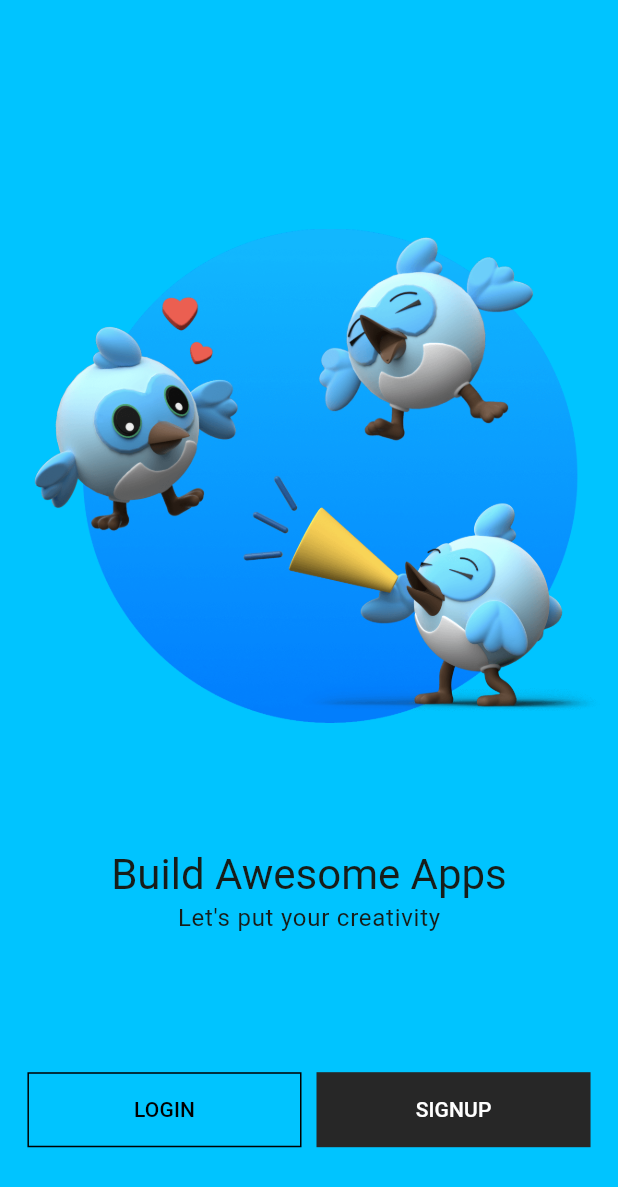
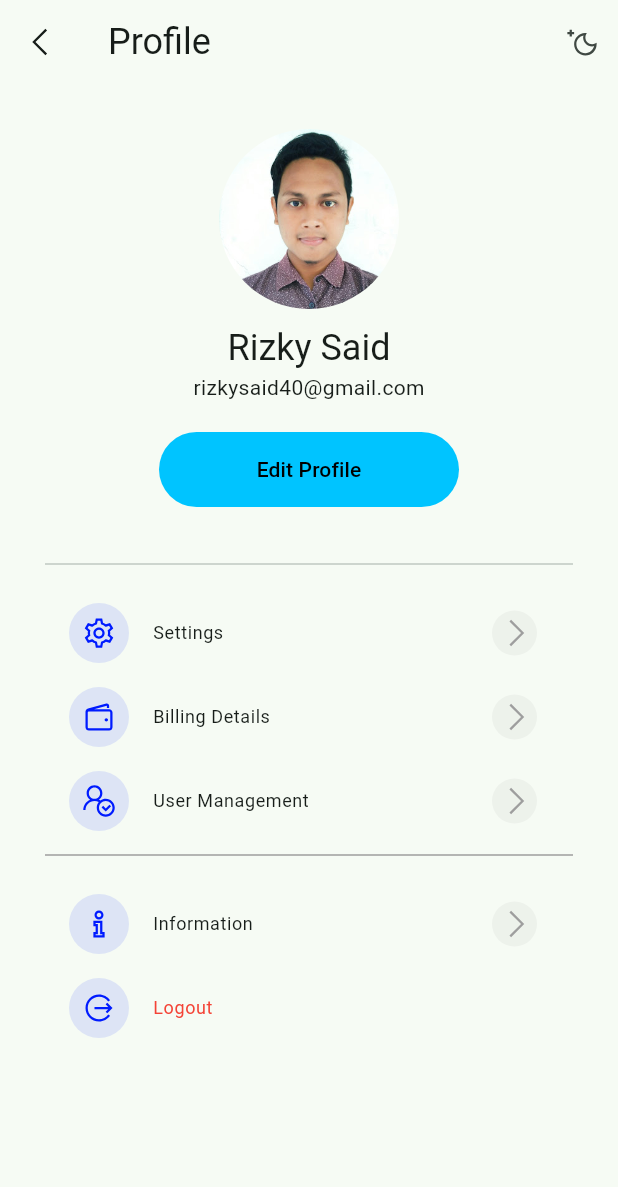
Before and after one commit to rizkysaid/login_app, a Flutter app: the screen it shows after launch, on a phone screen of 412 x 824 dp. Shown: the top 1187 px of the screen. Run offline on Flutter 3.47's test engine with Material 2 defaults, Android fonts, the phone set to English and light mode, and no system bars; our stand-ins replace firebase_auth, firebase_core, flutter_otp_text_field, get, google_fonts, line_awesome_flutter and 2 more; accounts and stored records are empty.

Commit message:
profile screen 50%

```diff
--- a/lib/src/common_widgets/fade_in_animation/fade_in_animation_controller.dart
+++ b/lib/src/common_widgets/fade_in_animation/fade_in_animation_controller.dart
@@ -1,5 +1,6 @@
 import 'package:get/get.dart';
 import 'package:login_app/src/features/authentication/screens/welcome/welcome_screen.dart';
+import 'package:login_app/src/features/core/screens/profile/profile_screen.dart';
 
 class FadeInAnimationController extends GetxController{
 
@@ -13,8 +14,9 @@ class FadeInAnimationController extends GetxController{
     await Future.delayed(const Duration(milliseconds: 3000));
     animate.value = false;
     await Future.delayed(const Duration(milliseconds: 2000));
-    Get.offAll(() => const WelcomeScreen());
+    // Get.offAll(() => const WelcomeScreen());
     // Get.offAll(() => const Dashboard());
+    Get.offAll(() => const ProfileScreen());
   }
 
   Future startAnimation() async{
--- a/lib/src/constants/image_strings.dart
+++ b/lib/src/constants/image_strings.dart
@@ -28,3 +28,6 @@ const String bannerImage3 = "assets/images/dashboard/flutter_banner_3.png";
 const String topCourseImage1 = "assets/images/dashboard/flutter_top_course_1.png";
 const String topCourseImage2 = "assets/images/dashboard/flutter_top_course_2.png";
 const String topCourseImage3 = "assets/images/dashboard/flutter_top_course_3.png";
+
+// Profile Images
+const String profileImage = "assets/images/profile/profile_pic.jpg";
--- a/lib/src/constants/text_strings.dart
+++ b/lib/src/constants/text_strings.dart
@@ -61,7 +61,6 @@ const String otpTitle = "CO\nDE";
 const String otpSubtitle = "Verification";
 const String otpMessage = "Enter the verification code sent at ";
 
-
 // Dashboard Screen - Text
 const String dashboardTitle = "Hey, Welcome";
 const String dashboardHeading = "Explore Course";
@@ -71,3 +70,21 @@ const String dashboardBannerTitle2 = "Flutter";
 const String dashboardBannerSubTitle = "9 Lessons";
 const String dashboardButton = "View All";
 const String dashboardTopCourses = "Top Courses";
+
+// Profile Screen - Text
+const String profile = "Profile";
+const String editProfile = "Edit Profile";
+const String logoutDialogHeading = "Logout";
+const String profileHeading = "Rizky Said";
+const String profileSubHeading = "rizkysaid40@gmail.com";
+// -- Menu
+const String menu1 = "Settings";
+const String menu2 = "Information";
+const String menu3 = "Billing Details";
+const String menu4 = "User Management";
+const String menu5 = logoutDialogHeading;
+
+// Update Profile Screen - Text
+const String delete = "Delete";
+const String joined = "Joined";
+const String joinedAt = "09 July 2023";
--- /dev/null
+++ b/lib/src/features/core/screens/profile/profile_screen.dart
@@ -0,0 +1,86 @@
+import 'package:flutter/material.dart';
+import 'package:line_awesome_flutter/line_awesome_flutter.dart';
+import 'package:login_app/src/constants/colors.dart';
+import 'package:login_app/src/constants/image_strings.dart';
+import 'package:login_app/src/constants/sizes.dart';
+import 'package:login_app/src/constants/text_strings.dart';
+import 'package:login_app/src/features/core/screens/profile/widget/profile_menu.dart';
+
+class ProfileScreen extends StatelessWidget {
+  const ProfileScreen({super.key});
+
+  @override
+  Widget build(BuildContext context) {
+    var isDark = MediaQuery.of(context).platformBrightness == Brightness.dark;
+    return Scaffold(
+      appBar: AppBar(
+        leading: IconButton(
+            onPressed: () {}, icon: const Icon(LineAwesomeIcons.angle_left)),
+        title: Text(profile, style: Theme.of(context).textTheme.headlineSmall),
+        actions: [
+          IconButton(
+              onPressed: () {},
+              icon: Icon(isDark ? LineAwesomeIcons.sun : LineAwesomeIcons.moon))
+        ],
+      ),
+      body: SingleChildScrollView(
+        child: Container(
+          padding: const EdgeInsets.all(defaultSize),
+          child: Column(
+            children: [
+              SizedBox(
+                width: 120,
+                height: 120,
+                child: ClipRRect(
+                  borderRadius: BorderRadius.circular(100),
+                  child: const Image(
+                    image: AssetImage(profileImage),
+                  ),
+                ),
+              ),
+              const SizedBox(height: 10),
+              Text(profileHeading,
+                  style: Theme.of(context).textTheme.headlineSmall),
+              Text(profileSubHeading,
+                  style: Theme.of(context).textTheme.bodyMedium),
+              const SizedBox(height: 20),
+              SizedBox(
+                width: 200,
+                child: ElevatedButton(
+                  onPressed: () {},
+                  style: ElevatedButton.styleFrom(
+                    backgroundColor: primaryColor,
+                    side: BorderSide.none,
+                    shape: const StadiumBorder(),
+                  ),
+                  child: const Text(
+                    editProfile,
+                    style: TextStyle(color: darkColor),
+                  ),
+                ),
+              ),
+              const SizedBox(height: 30),
+              const Divider(),
+              const SizedBox(height: 10),
+
+              // MENU
+              ProfileMenuWidget(title: "Settings", icon: LineAwesomeIcons.cog, onPress: (){}),
+              ProfileMenuWidget(title: "Billing Details", icon: LineAwesomeIcons.wallet, onPress: (){}),
+              ProfileMenuWidget(title: "User Management", icon: LineAwesomeIcons.user_check, onPress: (){}),
+              const Divider(color: Colors.grey),
+              const SizedBox(height: 10),
+              ProfileMenuWidget(title: "Information", icon: LineAwesomeIcons.info, onPress: (){}),
+              ProfileMenuWidget(
+                  title: logoutDialogHeading,
+                  icon: LineAwesomeIcons.alternate_sign_out,
+                  textColor: Colors.red,
+                  endIcon: false,
+                  onPress: (){},
+              ),
+            ],
+          ),
+        ),
+      ),
+    );
+  }
+}
--- /dev/null
+++ b/lib/src/features/core/screens/profile/widget/profile_menu.dart
@@ -0,0 +1,57 @@
+import 'package:flutter/material.dart';
+import 'package:line_awesome_flutter/line_awesome_flutter.dart';
+import 'package:login_app/src/constants/colors.dart';
+
+class ProfileMenuWidget extends StatelessWidget {
+  const ProfileMenuWidget({
+    super.key,
+    required this.title,
+    required this.icon,
+    required this.onPress,
+    this.endIcon = true,
+    this.textColor,
+  });
+
+  final String title;
+  final IconData icon;
+  final VoidCallback onPress;
+  final bool endIcon;
+  final Color? textColor;
+
+  @override
+  Widget build(BuildContext context) {
+
+    var isDark = MediaQuery.of(context).platformBrightness == Brightness.dark;
+    var iconColor = isDark ? primaryColor : accentColor;
+
+    return ListTile(
+      onTap: onPress,
+      leading: Container(
+        width: 40,
+        height: 40,
+        decoration: BoxDecoration(
+          borderRadius: BorderRadius.circular(100),
+          color: iconColor.withOpacity(0.1),
+        ),
+        child: Icon(
+          icon,
+          color: iconColor,
+        ),
+      ),
+      title:
+      Text(title, style: Theme.of(context).textTheme.bodySmall?.apply(color: textColor)),
+      trailing: endIcon ? Container(
+        width: 30,
+        height: 30,
+        decoration: BoxDecoration(
+          borderRadius: BorderRadius.circular(100),
+          color: Colors.grey.withOpacity(0.1),
+        ),
+        child: const Icon(
+          LineAwesomeIcons.angle_right,
+          color: Colors.grey,
+        ),
+      ) : null,
+    );
+  }
+}
--- a/lib/src/repository/authentication_repository/authentication_repository.dart
+++ b/lib/src/repository/authentication_repository/authentication_repository.dart
@@ -2,6 +2,7 @@ import 'package:firebase_auth/firebase_auth.dart';
 import 'package:get/get.dart';
 import 'package:login_app/src/features/authentication/screens/welcome/welcome_screen.dart';
 import 'package:login_app/src/features/core/screens/dashboard/dashboard.dart';
+import 'package:login_app/src/features/core/screens/profile/profile_screen.dart';
 import 'package:login_app/src/repository/authentication_repository/exceptions/signup_email_password_failure.dart';
 
 class AuthenticationRepository extends GetxController {
@@ -21,7 +22,8 @@ class AuthenticationRepository extends GetxController {
   }
 
   _setInitialScreen(User? user) {
-    user == null ? Get.offAll(() => const WelcomeScreen()) : Get
+    // user == null ? Get.offAll(() => const WelcomeScreen()) : Get
+    user == null ? Get.offAll(() => const ProfileScreen()) : Get
         .offAll(() => const Dashboard());
   }
 
```
Also changed, not shown: pubspec.yaml (+6 -4 lines), assets/images/profile/profile_pic.jpg (added), pubspec.lock.
